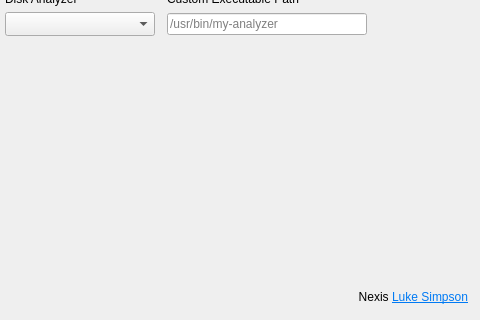
Old version of the form shared/nexis/Pages/Settings/settings_page.ui in the repository s4solutionsllc/Nexis; both pictures show x 331 to 811 and y 159 to 479 of the 811 by 479 pixel window.
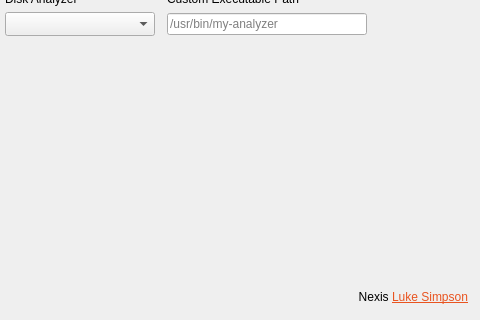
New version of the form. Icons and pictures are not drawn.

Commit message:
fix(settings): change author link color from blue to Nexis orange (BUG-34)
Replace hardcoded #007af4 (blue) with #E95420 (Nexis accent orange) in
the "Luke Simpson" GitHub profile link on the Settings page, in both
the .cpp constructor setText call and the .ui fallback default text.

What changed in the file:
```diff
--- a/shared/nexis/Pages/Settings/settings_page.ui
+++ b/shared/nexis/Pages/Settings/settings_page.ui
@@ -233,7 +233,7 @@
    <item row="10" column="3" colspan="2" alignment="Qt::AlignRight">
     <widget class="QLabel" name="lblCreatedBy">
      <property name="text">
-      <string notr="true">&lt;html&gt;&lt;head/&gt;&lt;body&gt;&lt;p&gt;Nexis &lt;a href=&quot;https://github.com/lsimpsonsfdc&quot;&gt;&lt;span style=&quot; text-decoration: underline; color:#007af4;&quot;&gt;Luke Simpson&lt;/span&gt;&lt;/a&gt;&lt;/p&gt;&lt;/body&gt;&lt;/html&gt;</string>
+      <string notr="true">&lt;html&gt;&lt;head/&gt;&lt;body&gt;&lt;p&gt;Nexis &lt;a href=&quot;https://github.com/lsimpsonsfdc&quot;&gt;&lt;span style=&quot; text-decoration: underline; color:#E95420;&quot;&gt;Luke Simpson&lt;/span&gt;&lt;/a&gt;&lt;/p&gt;&lt;/body&gt;&lt;/html&gt;</string>
      </property>
      <property name="textFormat">
       <enum>Qt::RichText</enum>
```
The commit also changes 4 other files.
